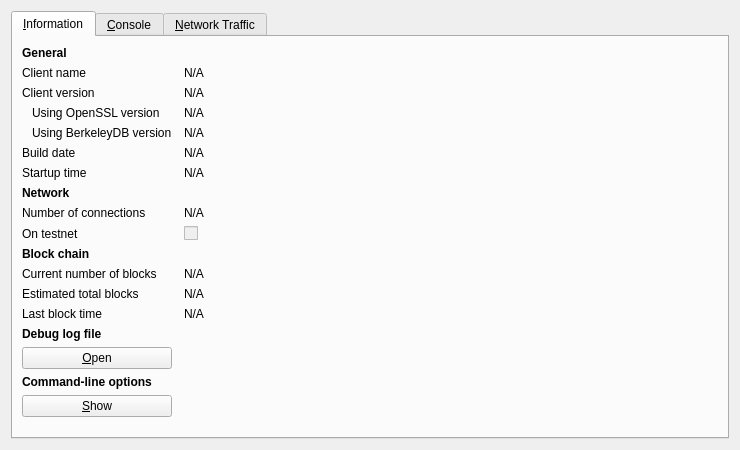
The window that src/qt/forms/rpcconsole.ui (bayerman-rol/eMark) describes before a commit, drawn with Qt 5.
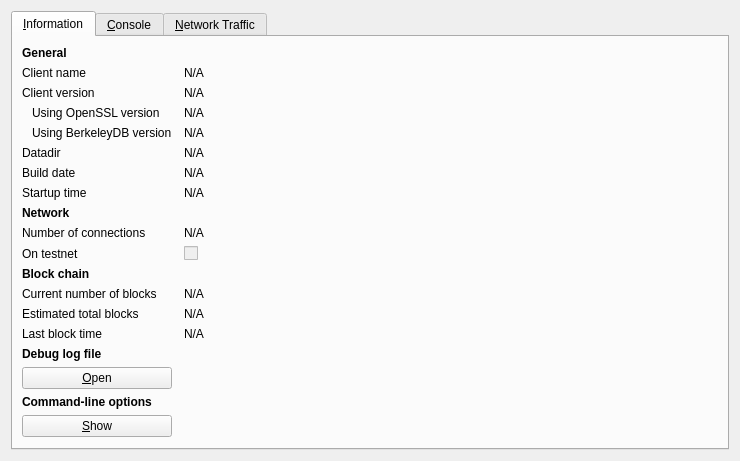
The same window after the commit. Icons and pictures are not drawn. Custom widgets are drawn as their Qt base class.

```diff
--- a/src/qt/forms/rpcconsole.ui
+++ b/src/qt/forms/rpcconsole.ui
@@ -139,13 +139,36 @@
         </widget>
        </item>
        <item row="5" column="0">
+        <widget class="QLabel" name="labeldataDir">
+         <property name="text">
+          <string>Datadir</string>
+         </property>
+        </widget>
+       </item>
+       <item row="5" column="1">
+        <widget class="QLabel" name="dataDir">
+         <property name="cursor">
+          <cursorShape>IBeamCursor</cursorShape>
+         </property>
+         <property name="text">
+          <string>N/A</string>
+         </property>
+         <property name="textFormat">
+          <enum>Qt::PlainText</enum>
+         </property>
+         <property name="textInteractionFlags">
+          <set>Qt::LinksAccessibleByMouse|Qt::TextSelectableByKeyboard|Qt::TextSelectableByMouse</set>
+         </property>
+        </widget>
+       </item>
+       <item row="6" column="0">
         <widget class="QLabel" name="label_12">
          <property name="text">
           <string>Build date</string>
          </property>
         </widget>
        </item>
-       <item row="5" column="1">
+       <item row="6" column="1">
         <widget class="QLabel" name="buildDate">
          <property name="cursor">
           <cursorShape>IBeamCursor</cursorShape>
@@ -161,14 +184,14 @@
          </property>
         </widget>
        </item>
-       <item row="6" column="0">
+       <item row="7" column="0">
         <widget class="QLabel" name="label_13">
          <property name="text">
           <string>Startup time</string>
          </property>
         </widget>
        </item>
-       <item row="6" column="1">
+       <item row="7" column="1">
         <widget class="QLabel" name="startupTime">
          <property name="cursor">
           <cursorShape>IBeamCursor</cursorShape>
@@ -184,7 +207,7 @@
          </property>
         </widget>
        </item>
-       <item row="7" column="0">
+       <item row="8" column="0">
         <widget class="QLabel" name="label_11">
          <property name="font">
           <font>
@@ -197,14 +220,14 @@
          </property>
         </widget>
        </item>
-       <item row="8" column="0">
+       <item row="9" column="0">
         <widget class="QLabel" name="label_7">
          <property name="text">
           <string>Number of connections</string>
          </property>
         </widget>
        </item>
-       <item row="8" column="1">
+       <item row="9" column="1">
         <widget class="QLabel" name="numberOfConnections">
          <property name="cursor">
           <cursorShape>IBeamCursor</cursorShape>
@@ -220,14 +243,14 @@
          </property>
         </widget>
        </item>
-       <item row="9" column="0">
+       <item row="10" column="0">
         <widget class="QLabel" name="label_8">
          <property name="text">
           <string>On testnet</string>
          </property>
         </widget>
        </item>
-       <item row="9" column="1">
+       <item row="10" column="1">
         <widget class="QCheckBox" name="isTestNet">
          <property name="enabled">
           <bool>false</bool>
@@ -237,7 +260,7 @@
          </property>
         </widget>
        </item>
-       <item row="10" column="0">
+       <item row="11" column="0">
         <widget class="QLabel" name="label_10">
          <property name="font">
           <font>
@@ -250,14 +273,14 @@
          </property>
         </widget>
        </item>
-       <item row="11" column="0">
+       <item row="12" column="0">
         <widget class="QLabel" name="label_3">
          <property name="text">
           <string>Current number of blocks</string>
          </property>
         </widget>
        </item>
-       <item row="11" column="1">
+       <item row="12" column="1">
         <widget class="QLabel" name="numberOfBlocks">
          <property name="cursor">
           <cursorShape>IBeamCursor</cursorShape>
@@ -273,14 +296,14 @@
          </property>
         </widget>
        </item>
-       <item row="12" column="0">
+       <item row="13" column="0">
         <widget class="QLabel" name="label_4">
          <property name="text">
           <string>Estimated total blocks</string>
          </property>
         </widget>
        </item>
-       <item row="12" column="1">
+       <item row="13" column="1">
         <widget class="QLabel" name="totalBlocks">
          <property name="cursor">
           <cursorShape>IBeamCursor</cursorShape>
@@ -296,14 +319,14 @@
          </property>
         </widget>
        </item>
-       <item row="13" column="0">
+       <item row="14" column="0">
         <widget class="QLabel" name="labelLastBlockTime">
          <property name="text">
           <string>Last block time</string>
          </property>
         </widget>
        </item>
-       <item row="13" column="1">
+       <item row="14" column="1">
         <widget class="QLabel" name="lastBlockTime">
          <property name="cursor">
           <cursorShape>IBeamCursor</cursorShape>
@@ -319,7 +342,7 @@
          </property>
         </widget>
        </item>
-       <item row="14" column="0">
+       <item row="15" column="0">
         <spacer name="verticalSpacer_2">
          <property name="orientation">
           <enum>Qt::Vertical</enum>
@@ -332,7 +355,7 @@
          </property>
         </spacer>
        </item>
-       <item row="15" column="0">
+       <item row="16" column="0">
         <widget class="QLabel" name="labelDebugLogfile">
          <property name="font">
           <font>
@@ -345,7 +368,7 @@
          </property>
         </widget>
        </item>
-       <item row="16" column="0">
+       <item row="17" column="0">
         <widget class="QPushButton" name="openDebugLogfileButton">
          <property name="toolTip">
           <string>Open the eMark debug log file from the current data directory. This can take a few seconds for large log files.</string>
@@ -358,7 +381,7 @@
          </property>
         </widget>
        </item>
-       <item row="17" column="0">
+       <item row="18" column="0">
         <widget class="QLabel" name="labelCLOptions">
          <property name="font">
           <font>
@@ -371,7 +394,7 @@
          </property>
         </widget>
        </item>
-       <item row="18" column="0">
+       <item row="19" column="0">
         <widget class="QPushButton" name="showCLOptionsButton">
          <property name="toolTip">
           <string>Show the eMark-Qt help message to get a list with possible command-line options.</string>
@@ -384,7 +407,7 @@
          </property>
         </widget>
        </item>
-       <item row="19" column="0">
+       <item row="20" column="0">
         <spacer name="verticalSpacer">
          <property name="orientation">
           <enum>Qt::Vertical</enum>
```
